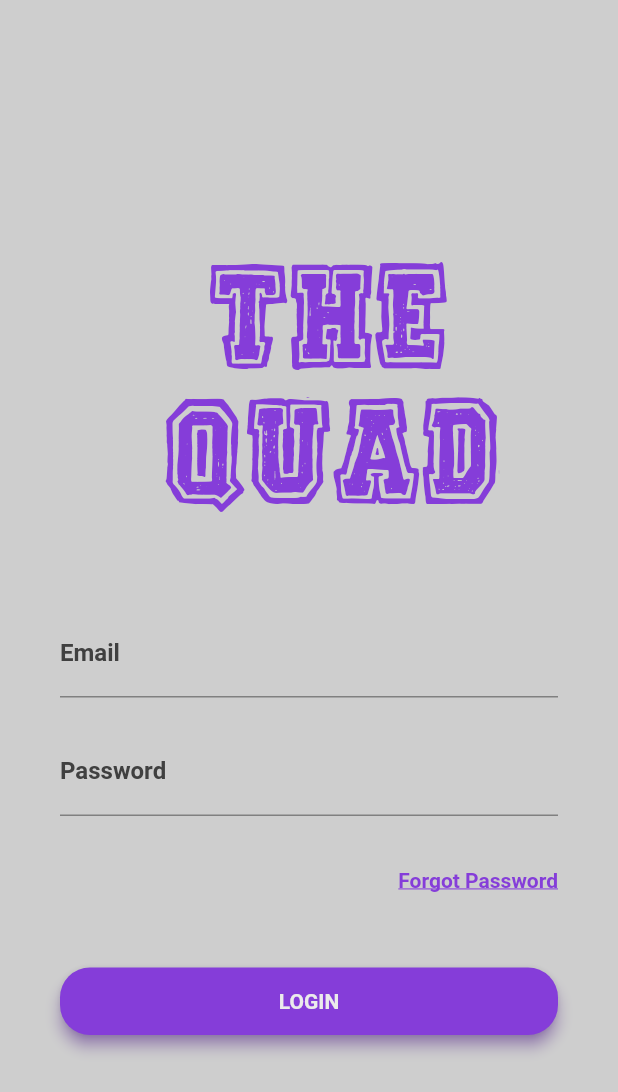
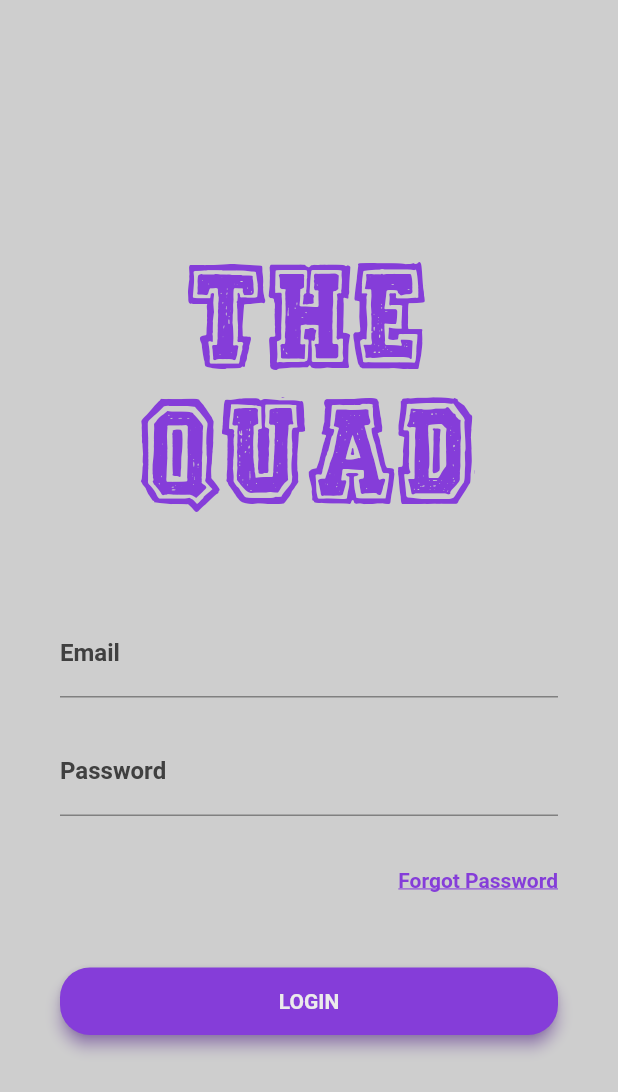
Before and after one commit to rnewso4/404-repo, a Flutter app: the screen it shows after launch, on a phone screen of 412 x 824 dp. Shown: the top 1092 px of the screen. Run offline on Flutter 3.47's test engine with Material 2 defaults, Android fonts, the phone set to English and light mode, and no system bars; our stand-ins replace cloud_firestore, firebase_core, get_it, google_maps_flutter; accounts and stored records are empty.

Commit message:
UI code overhaul

```diff
--- a/flutter_application_1/lib/UI/login2.dart
+++ b/flutter_application_1/lib/UI/login2.dart
@@ -1,4 +1,5 @@
 import 'package:flutter/material.dart';
+import 'package:flutter_application_1/services/route_paths.dart' as routes;
 
 class Login2 extends StatefulWidget {
   @override
@@ -17,8 +18,9 @@ class _Login2State extends State<Login2> {
               children: <Widget>[
                 Container(
                     child: Stack(children: <Widget>[
-                  Container(
-                    padding: EdgeInsets.fromLTRB(140, 210, 0, 0),
+                  Center(
+                    child: Container(
+                      padding: EdgeInsets.only(top: 210),
                       child: Text(
                         'THE',
                         style: TextStyle(
@@ -28,14 +30,17 @@ class _Login2State extends State<Login2> {
                         ),
                       ),
                     ),
-                  Container(
-                    padding: EdgeInsets.fromLTRB(110, 300, 0, 0),
+                  ),
+                  Center(
+                    child: Container(
+                      padding: EdgeInsets.only(top: 300),
                       child: Text(
                         'QUAD',
                         style: TextStyle(
                             fontSize: 40,
                             fontFamily: 'bts',
                             color: Color(0xff853DD9)),
+                      ),
                     ),
                   ),
                 ])),
@@ -82,7 +87,7 @@ class _Login2State extends State<Login2> {
                           height: 45,
                           child: GestureDetector(
                               onTap: () {
-                                Navigator.of(context).pushNamed('/HomeScreen');
+                                Navigator.of(context).pushNamed(routes.HomeRoute);
                               },
                               child: Material(
                                   borderRadius: BorderRadius.circular(20),
--- a/flutter_application_1/lib/main.dart
+++ b/flutter_application_1/lib/main.dart
@@ -1,16 +1,15 @@
 import 'package:flutter/material.dart';
-import 'package:flutter_application_1/UI/userAccounts.dart';
 import 'package:flutter_application_1/services/locator.dart';
 import 'package:flutter_application_1/services/navigation_service.dart';
-import 'UI/login2.dart';
-import 'UI/newevent.dart';
-import 'UI/login2.dart';
-import 'UI/HomeScreen.dart';
+import 'package:flutter_application_1/services/route_generator.dart';
+import 'package:flutter_application_1/services/route_paths.dart' as routes;
+import 'package:flutter_application_1/UI/loading.dart';
 
 // Import the firebase_core plugin
 import 'package:firebase_core/firebase_core.dart';
 
 void main() {
+  setupLocator();
   WidgetsFlutterBinding.ensureInitialized();
   runApp(App());
 }
@@ -33,19 +32,17 @@ class App extends StatelessWidget {
         // Once complete, show your application
         if (snapshot.connectionState == ConnectionState.done) {
           return MaterialApp(
-            routes: <String, WidgetBuilder> {
-              '/HomeScreen': (BuildContext context) => new MyStatefulWidget()
-            },
             title: "title",
-            home: Login2(),
-            //navigatorKey: locator<NavigationService>().navigatorKey,
+            onGenerateRoute: RouteGenerator.generateRoute,
+            initialRoute: routes.LoginRoute,
+            navigatorKey: locator<NavigationService>().navigatorKey,
           );
         }
 
         // TODO: create a loading screen while the app waits to connect to firebase
         return MaterialApp(
           title: "title",
-          home: MyStatefulWidget(),
+          home: LoadingPage(),
         );
       },
     );
--- /dev/null
+++ b/flutter_application_1/lib/services/locator.dart
@@ -0,0 +1,8 @@
+import 'package:get_it/get_it.dart';
+import 'package:flutter_application_1/services/navigation_service.dart';
+
+GetIt locator = GetIt.instance;
+
+void setupLocator() {
+  locator.registerLazySingleton(() => NavigationService());
+}
--- /dev/null
+++ b/flutter_application_1/lib/services/navigation_service.dart
@@ -0,0 +1,13 @@
+import 'package:flutter/widgets.dart';
+
+class NavigationService {
+  final GlobalKey<NavigatorState> navigatorKey = GlobalKey<NavigatorState>();
+
+  Future<dynamic> navigateTo(String routeName) {
+    return navigatorKey.currentState.pushNamed(routeName);
+  }
+
+  goBack() {
+    navigatorKey.currentState.pop();
+  }
+}
--- /dev/null
+++ b/flutter_application_1/lib/services/route_generator.dart
@@ -0,0 +1,28 @@
+import 'package:flutter/material.dart';
+import 'package:flutter_application_1/UI/HomeScreen.dart';
+import 'package:flutter_application_1/UI/Search.dart';
+import 'package:flutter_application_1/UI/login2.dart';
+import 'route_paths.dart' as routes;
+import 'package:flutter_application_1/UI/userAccounts.dart';
+import 'package:flutter_application_1/UI/newevent.dart';
+import 'package:flutter_application_1/UI/loading.dart';
+import 'package:flutter_application_1/UI/Search.dart';
+
+class RouteGenerator {
+  static Route<dynamic> generateRoute(RouteSettings settings) {
+    switch(settings.name) {
+      case routes.LoginRoute:
+        return MaterialPageRoute(builder: (context) => Login2());
+      case routes.NewEventRoute:
+        return MaterialPageRoute(builder: (context) => NewEvent());
+      case routes.HomeRoute:
+        return MaterialPageRoute(builder: (context) => MyStatefulWidget());
+      case routes.LoadingRoute:
+        return MaterialPageRoute(builder: (context) => LoadingPage());
+      case routes.SearchRoute:
+        return MaterialPageRoute(builder: (context) => SeacrhPage());
+      case routes.MapsRoute:
+        return MaterialPageRoute(builder: (context) => SeacrhPage());
+    }
+  }
+}
--- /dev/null
+++ b/flutter_application_1/lib/services/route_paths.dart
@@ -0,0 +1,6 @@
+const String HomeRoute = 'Home';
+const String LoginRoute = 'Login';
+const String NewEventRoute = 'NewEvent';
+const String LoadingRoute = 'Loading';
+const String SearchRoute = 'Search';
+const String MapsRoute = 'Maps';
--- a/flutter_application_1/pubspec.yaml
+++ b/flutter_application_1/pubspec.yaml
@@ -29,7 +29,7 @@ dependencies:
   firebase_core: "^0.7.0"
   firebase_auth: "^0.20.0+1"
   cloud_firestore: "^0.16.0"
-  get:
+  get_it: ^6.0.0
 
 
   # The following adds the Cupertino Icons font to your application.
```
Also changed, not shown: flutter_application_1/lib/UI/HomeScreen.dart (+14 -72 lines), flutter_application_1/lib/UI/Search.dart (added, +30 -0 lines), flutter_application_1/lib/UI/loading.dart (added, +15 -0 lines), flutter_application_1/lib/UI/maps.dart (added, +80 -0 lines), flutter_application_1/lib/UI/newevent.dart (+6 -1 lines), flutter_application_1/pubspec.lock. Lines whose indentation alone changed are shown as unchanged.
